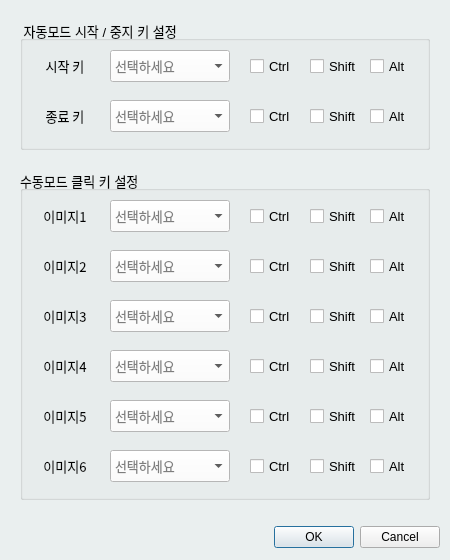
lshlabs/myGit, file pyQt_test/ui/SettingsDialog.ui: the form before one commit.
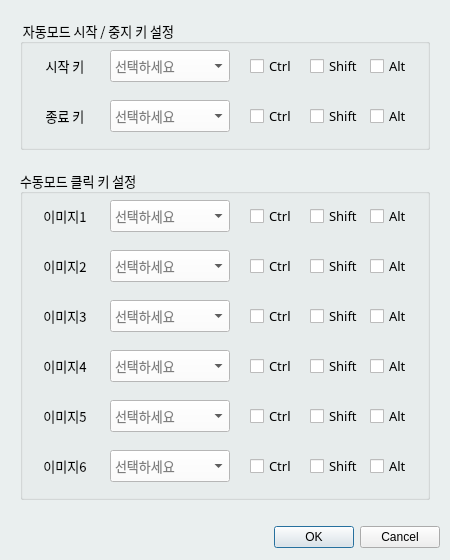
The form after the commit.

```diff
--- a/pyQt_test/ui/SettingsDialog.ui
+++ b/pyQt_test/ui/SettingsDialog.ui
@@ -80,7 +80,7 @@
    </property>
    <property name="font">
     <font>
-     <family>.AppleSystemUIFont</family>
+     <family>NanumGothic</family>
      <pointsize>10</pointsize>
     </font>
    </property>
@@ -98,7 +98,7 @@
     </property>
     <property name="font">
      <font>
-      <family>Arial</family>
+      <family>NanumGothic</family>
       <pointsize>10</pointsize>
      </font>
     </property>
@@ -158,7 +158,7 @@
     </property>
     <property name="font">
      <font>
-      <family>Arial</family>
+      <family>NanumGothic</family>
       <pointsize>10</pointsize>
      </font>
     </property>
@@ -216,7 +216,7 @@
     </property>
     <property name="font">
      <font>
-      <family>Arial</family>
+      <family>NanumGothic</family>
       <pointsize>10</pointsize>
      </font>
     </property>
@@ -246,7 +246,7 @@
     </property>
     <property name="font">
      <font>
-      <family>Arial</family>
+      <family>NanumGothic</family>
       <pointsize>10</pointsize>
      </font>
     </property>
@@ -304,7 +304,7 @@
     </property>
     <property name="font">
      <font>
-      <family>Arial</family>
+      <family>NanumGothic</family>
       <pointsize>10</pointsize>
      </font>
     </property>
@@ -340,7 +340,7 @@
     </property>
     <property name="font">
      <font>
-      <family>Arial</family>
+      <family>NanumGothic</family>
       <pointsize>10</pointsize>
      </font>
     </property>
@@ -401,7 +401,7 @@
    </property>
    <property name="font">
     <font>
-     <family>.AppleSystemUIFont</family>
+     <family>NanumGothic</family>
      <pointsize>10</pointsize>
     </font>
    </property>
@@ -419,7 +419,7 @@
     </property>
     <property name="font">
      <font>
-      <family>Arial</family>
+      <family>NanumGothic</family>
       <pointsize>10</pointsize>
      </font>
     </property>
@@ -479,7 +479,7 @@
     </property>
     <property name="font">
      <font>
-      <family>Arial</family>
+      <family>NanumGothic</family>
       <pointsize>10</pointsize>
      </font>
     </property>
@@ -537,7 +537,7 @@
     </property>
     <property name="font">
      <font>
-      <family>Arial</family>
+      <family>NanumGothic</family>
       <pointsize>10</pointsize>
      </font>
     </property>
@@ -567,7 +567,7 @@
     </property>
     <property name="font">
      <font>
-      <family>Arial</family>
+      <family>NanumGothic</family>
       <pointsize>10</pointsize>
      </font>
     </property>
@@ -625,7 +625,7 @@
     </property>
     <property name="font">
      <font>
-      <family>Arial</family>
+      <family>NanumGothic</family>
       <pointsize>10</pointsize>
      </font>
     </property>
@@ -661,7 +661,7 @@
     </property>
     <property name="font">
      <font>
-      <family>Arial</family>
+      <family>NanumGothic</family>
       <pointsize>10</pointsize>
      </font>
     </property>
@@ -781,7 +781,7 @@
     </property>
     <property name="font">
      <font>
-      <family>Arial</family>
+      <family>NanumGothic</family>
       <pointsize>10</pointsize>
      </font>
     </property>
@@ -839,7 +839,7 @@
     </property>
     <property name="font">
      <font>
-      <family>Arial</family>
+      <family>NanumGothic</family>
       <pointsize>10</pointsize>
      </font>
     </property>
@@ -897,7 +897,7 @@
     </property>
     <property name="font">
      <font>
-      <family>Arial</family>
+      <family>NanumGothic</family>
       <pointsize>10</pointsize>
      </font>
     </property>
@@ -927,7 +927,7 @@
     </property>
     <property name="font">
      <font>
-      <family>Arial</family>
+      <family>NanumGothic</family>
       <pointsize>10</pointsize>
      </font>
     </property>
@@ -963,7 +963,7 @@
     </property>
     <property name="font">
      <font>
-      <family>Arial</family>
+      <family>NanumGothic</family>
       <pointsize>10</pointsize>
      </font>
     </property>
@@ -993,7 +993,7 @@
     </property>
     <property name="font">
      <font>
-      <family>Arial</family>
+      <family>NanumGothic</family>
       <pointsize>10</pointsize>
      </font>
     </property>
@@ -1023,7 +1023,7 @@
     </property>
     <property name="font">
      <font>
-      <family>Arial</family>
+      <family>NanumGothic</family>
       <pointsize>10</pointsize>
      </font>
     </property>
@@ -1083,7 +1083,7 @@
     </property>
     <property name="font">
      <font>
-      <family>Arial</family>
+      <family>NanumGothic</family>
       <pointsize>10</pointsize>
      </font>
     </property>
@@ -1113,7 +1113,7 @@
     </property>
     <property name="font">
      <font>
-      <family>Arial</family>
+      <family>NanumGothic</family>
       <pointsize>10</pointsize>
      </font>
     </property>
@@ -1171,7 +1171,7 @@
     </property>
     <property name="font">
      <font>
-      <family>Arial</family>
+      <family>NanumGothic</family>
       <pointsize>10</pointsize>
      </font>
     </property>
@@ -1231,7 +1231,7 @@
     </property>
     <property name="font">
      <font>
-      <family>Arial</family>
+      <family>NanumGothic</family>
       <pointsize>10</pointsize>
      </font>
     </property>
@@ -1261,7 +1261,7 @@
     </property>
     <property name="font">
      <font>
-      <family>Arial</family>
+      <family>NanumGothic</family>
       <pointsize>10</pointsize>
      </font>
     </property>
```
Left out of the diff: 34 changed lines with no effect on the pictures.
